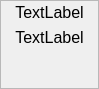
The window that widget/mlabel.ui (a9876653/qt-j1939) describes before a commit, drawn with Qt 5.
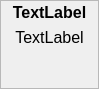
The same window after the commit.

Commit message: 修正读取的指令

What changed in the file:
```diff
--- a/widget/mlabel.ui
+++ b/widget/mlabel.ui
@@ -58,6 +58,8 @@
          <property name="font">
           <font>
            <pointsize>12</pointsize>
+           <weight>75</weight>
+           <bold>true</bold>
           </font>
          </property>
          <property name="text">
```
The commit also changes 2 other files.
